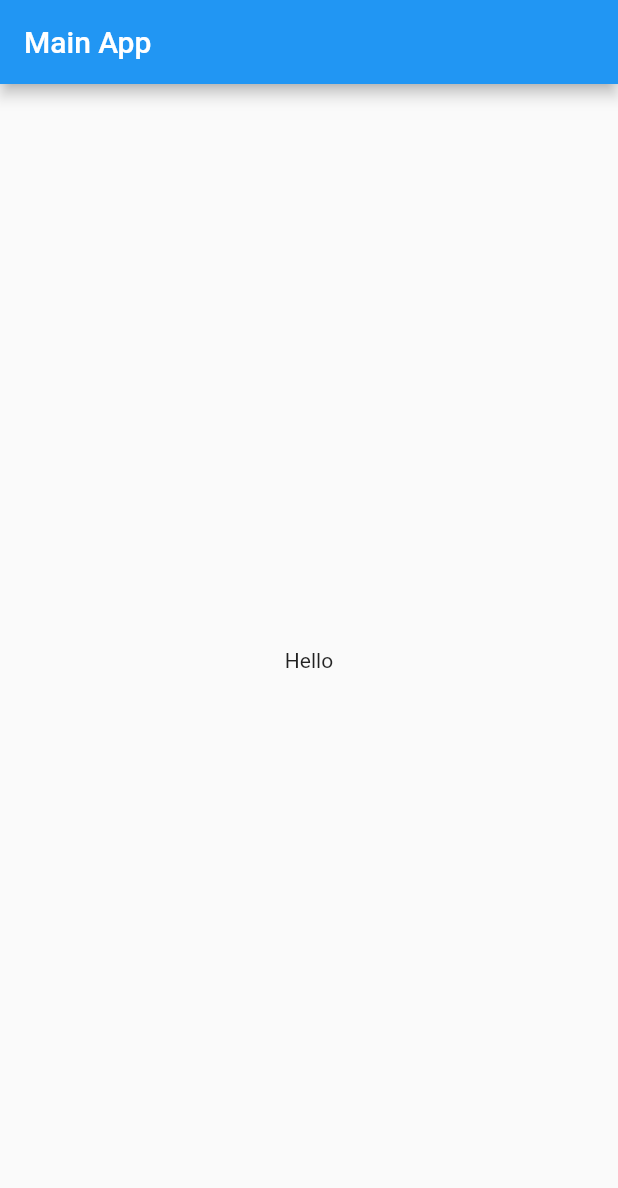
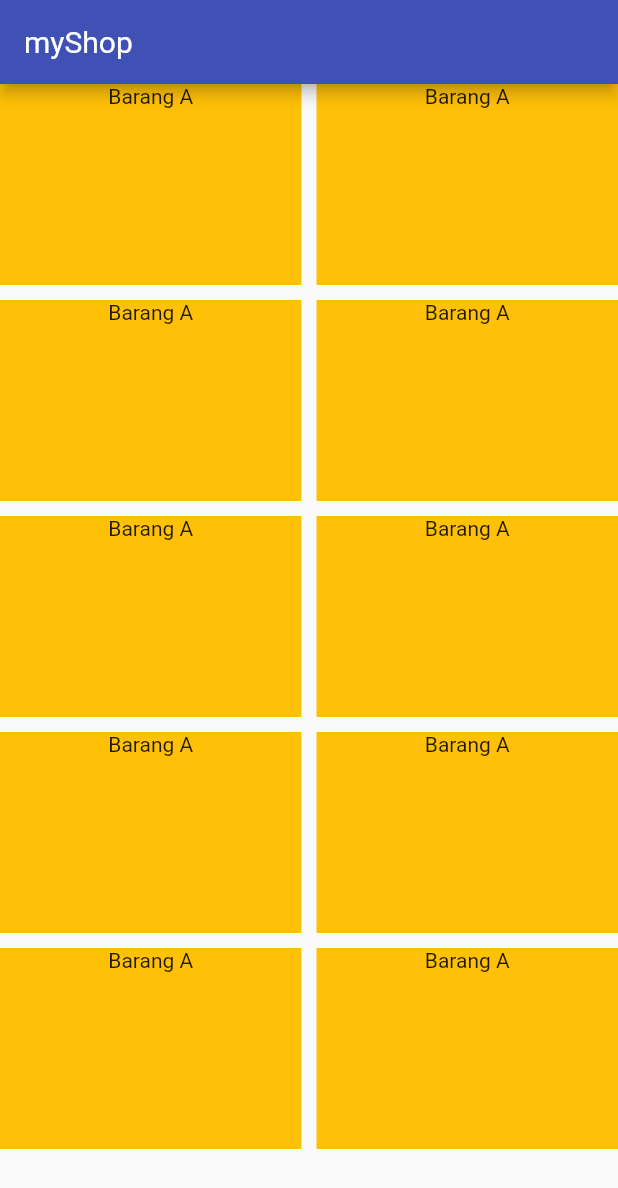
Before and after one commit to untaravc/flutter_start, a Flutter app: the screen it shows after launch, on a phone screen of 412 x 824 dp. Shown: the top 1188 px of the screen. Run offline on Flutter 3.47's test engine with Material 2 defaults, Android fonts, the phone set to English and light mode, and no system bars.

Commit message:
parsing data

```diff
--- a/lib/main.dart
+++ b/lib/main.dart
@@ -1,4 +1,6 @@
 import 'package:flutter/material.dart';
+import 'package:flutter_application_1/screens/product_detail_screen.dart';
+import 'package:flutter_application_1/screens/product_overview_screen.dart';
 
 void main() {
   runApp(MyApp());
@@ -11,24 +13,13 @@ class MyApp extends StatelessWidget {
   Widget build(BuildContext context) {
     return MaterialApp(
       debugShowCheckedModeBanner: false,
-      home: Scaffold(
-        appBar: AppBar(
-          title: Text('Main App'),
-        ),
-        body: Home(),
-      ),
+      title: 'myShop',
+      theme: ThemeData(primarySwatch: Colors.indigo, fontFamily: 'Roboto'),
+      initialRoute: ProductOverviewScreen.nameRoute,
+      routes: {
+        ProductOverviewScreen.nameRoute: (context) => ProductOverviewScreen(),
+        ProductDetailScreen.nameRoute: (context) => ProductDetailScreen(),
+      },
     );
   }
 }
-
-class Home extends StatelessWidget {
-  const Home({Key? key}) : super(key: key);
-
-  @override
-  Widget build(BuildContext context) {
-    return Container(
-        child: Center(
-      child: Text('Hello'),
-    ));
-  }
-}
--- /dev/null
+++ b/lib/models/products.dart
@@ -0,0 +1,19 @@
+import 'package:flutter/cupertino.dart';
+
+class Product {
+  final String id;
+  final String title;
+  final String description;
+  final double price;
+  final String imageUrl;
+  bool isFavourite;
+
+  Product({
+    required this.id,
+    required this.title,
+    required this.description,
+    required this.price,
+    required this.imageUrl,
+    this.isFavourite = false,
+  });
+}
--- /dev/null
+++ b/lib/screens/product_detail_screen.dart
@@ -0,0 +1,14 @@
+import 'package:flutter/material.dart';
+
+class ProductDetailScreen extends StatelessWidget {
+  static const nameRoute = 'product-detail';
+
+  @override
+  Widget build(BuildContext context) {
+    final productId = ModalRoute.of(context)!.settings.arguments as String;
+    return Scaffold(
+      appBar: AppBar(title: Text('Product detail')),
+      body: Center(child: Text('Number: ${productId}')),
+    );
+  }
+}
--- /dev/null
+++ b/lib/screens/product_overview_screen.dart
@@ -0,0 +1,41 @@
+import 'package:flutter/material.dart';
+import 'package:flutter/src/foundation/key.dart';
+import 'package:flutter/src/widgets/container.dart';
+import 'package:flutter/src/widgets/framework.dart';
+import 'package:flutter_application_1/models/products.dart';
+import 'package:flutter_application_1/widgets/product_item.dart';
+
+class ProductOverviewScreen extends StatelessWidget {
+  static const nameRoute = 'product-overview';
+
+  final List<Product> loadedProducts = List.generate(10, (index) {
+    return Product(
+        id: index.toString(),
+        title: 'Barang A',
+        description: 'Deskripsi',
+        imageUrl: 'Image url',
+        price: 20000.00);
+  });
+
+  @override
+  Widget build(BuildContext context) {
+    return Scaffold(
+      appBar: AppBar(title: Text('myShop')),
+      body: GridView.builder(
+          gridDelegate: SliverGridDelegateWithFixedCrossAxisCount(
+            crossAxisCount: 2,
+            childAspectRatio: 3 / 2,
+            crossAxisSpacing: 10,
+            mainAxisSpacing: 10,
+          ),
+          itemCount: loadedProducts.length,
+          itemBuilder: ((context, index) {
+            return ProductItem(
+              id: loadedProducts[index].id,
+              title: loadedProducts[index].title,
+              imageUrl: loadedProducts[index].imageUrl,
+            );
+          })),
+    );
+  }
+}
--- /dev/null
+++ b/lib/widgets/product_item.dart
@@ -0,0 +1,28 @@
+import 'package:flutter/material.dart';
+import 'package:flutter_application_1/screens/product_detail_screen.dart';
+
+class ProductItem extends StatelessWidget {
+  final String id;
+  final String title;
+  final String imageUrl;
+
+  const ProductItem(
+      {Key? key, required this.id, required this.title, required this.imageUrl})
+      : super(key: key);
+
+  @override
+  Widget build(BuildContext context) {
+    return GestureDetector(
+      onTap: () {
+        Navigator.pushNamed(context, ProductDetailScreen.nameRoute,
+            arguments: id);
+      },
+      child: Container(
+        color: Colors.amber,
+        child: Column(
+          children: [Text(title)],
+        ),
+      ),
+    );
+  }
+}
```
Also changed, not shown: pubspec.yaml (+5 -5 lines), assets/fonts/Roboto-Bold.ttf (added), assets/fonts/Roboto-Regular.ttf (added), pubspec.lock.
